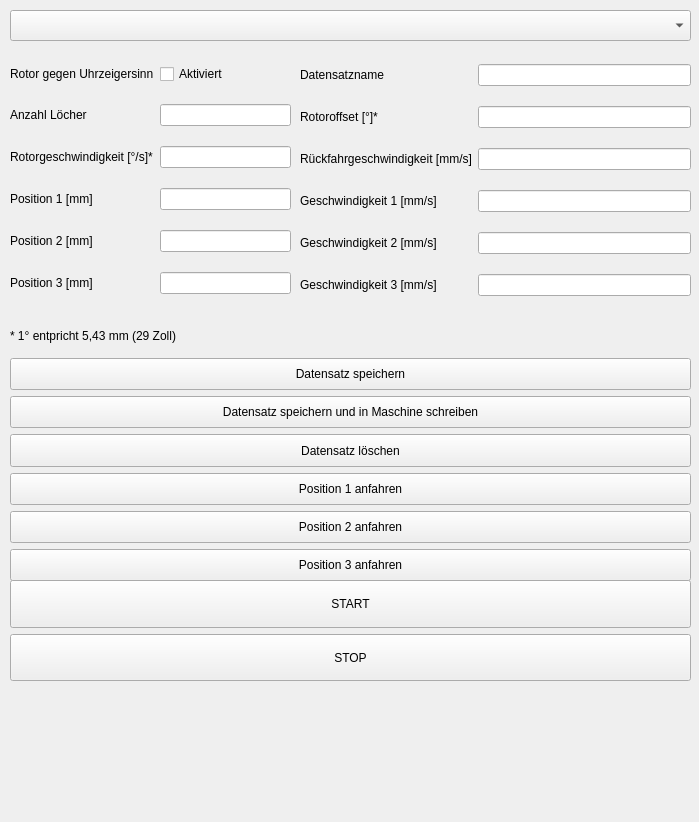
This is Interface.ui in sicheider/Bohrvorrichtung as Qt 5 draws it before an edit. The edited form follows.
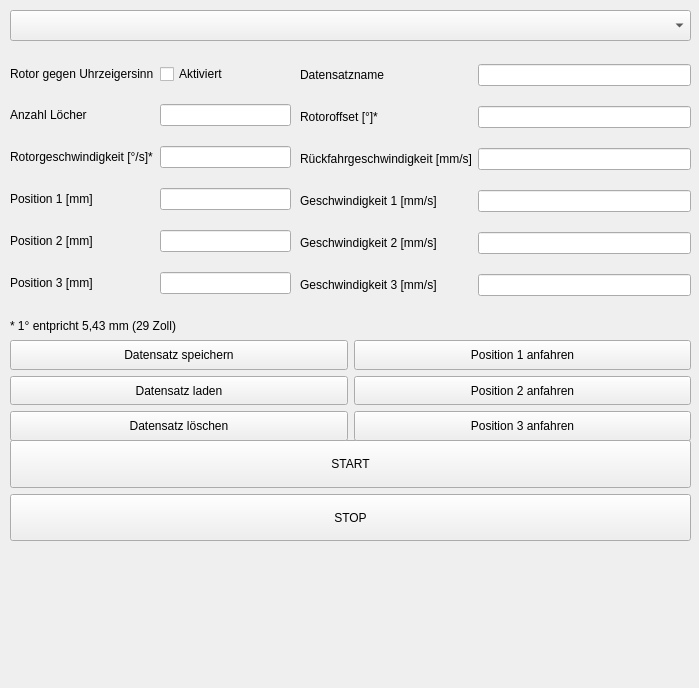
This is the edited form. Icons and pictures are not drawn.

Commit message: obere buttonliste verkleinert

Patch:
```diff
--- a/Interface.ui
+++ b/Interface.ui
@@ -7,7 +7,7 @@
     <x>0</x>
     <y>0</y>
     <width>699</width>
-    <height>822</height>
+    <height>688</height>
    </rect>
   </property>
   <property name="sizePolicy">
@@ -200,9 +200,9 @@
     <property name="geometry">
      <rect>
       <x>10</x>
-      <y>320</y>
+      <y>310</y>
       <width>681</width>
-      <height>261</height>
+      <height>31</height>
      </rect>
     </property>
     <layout class="QVBoxLayout" name="verticalLayout_2">
@@ -216,91 +216,13 @@
        </property>
       </widget>
      </item>
-     <item>
-      <widget class="QPushButton" name="saveDataButton">
-       <property name="sizePolicy">
-        <sizepolicy hsizetype="Minimum" vsizetype="Minimum">
-         <horstretch>0</horstretch>
-         <verstretch>0</verstretch>
-        </sizepolicy>
-       </property>
-       <property name="text">
-        <string>Datensatz speichern</string>
-       </property>
-      </widget>
-     </item>
-     <item>
-      <widget class="QPushButton" name="saveDataAndLoadButton">
-       <property name="sizePolicy">
-        <sizepolicy hsizetype="Minimum" vsizetype="Minimum">
-         <horstretch>0</horstretch>
-         <verstretch>0</verstretch>
-        </sizepolicy>
-       </property>
-       <property name="text">
-        <string>Datensatz speichern und in Maschine schreiben</string>
-       </property>
-      </widget>
-     </item>
-     <item>
-      <widget class="QPushButton" name="deleteDataButton">
-       <property name="sizePolicy">
-        <sizepolicy hsizetype="Minimum" vsizetype="Minimum">
-         <horstretch>0</horstretch>
-         <verstretch>0</verstretch>
-        </sizepolicy>
-       </property>
-       <property name="text">
-        <string>Datensatz löschen</string>
-       </property>
-      </widget>
-     </item>
-     <item>
-      <widget class="QPushButton" name="driveX1Button">
-       <property name="sizePolicy">
-        <sizepolicy hsizetype="Minimum" vsizetype="Minimum">
-         <horstretch>0</horstretch>
-         <verstretch>0</verstretch>
-        </sizepolicy>
-       </property>
-       <property name="text">
-        <string>Position 1 anfahren</string>
-       </property>
-      </widget>
-     </item>
-     <item>
-      <widget class="QPushButton" name="driveX2Button">
-       <property name="sizePolicy">
-        <sizepolicy hsizetype="Minimum" vsizetype="Minimum">
-         <horstretch>0</horstretch>
-         <verstretch>0</verstretch>
-        </sizepolicy>
-       </property>
-       <property name="text">
-        <string>Position 2 anfahren</string>
-       </property>
-      </widget>
-     </item>
-     <item>
-      <widget class="QPushButton" name="driveX3Button">
-       <property name="sizePolicy">
-        <sizepolicy hsizetype="Minimum" vsizetype="Minimum">
-         <horstretch>0</horstretch>
-         <verstretch>0</verstretch>
-        </sizepolicy>
-       </property>
-       <property name="text">
-        <string>Position 3 anfahren</string>
-       </property>
-      </widget>
-     </item>
     </layout>
    </widget>
    <widget class="QWidget" name="verticalLayoutWidget_3">
     <property name="geometry">
      <rect>
       <x>10</x>
-      <y>580</y>
+      <y>440</y>
       <width>681</width>
       <height>101</height>
      </rect>
@@ -338,7 +260,7 @@
     <property name="geometry">
      <rect>
       <x>20</x>
-      <y>680</y>
+      <y>540</y>
       <width>661</width>
       <height>131</height>
      </rect>
@@ -350,13 +272,104 @@
      <pixmap>schemaLineareinheitGui.png</pixmap>
     </property>
    </widget>
+   <widget class="QWidget" name="gridLayoutWidget_3">
+    <property name="geometry">
+     <rect>
+      <x>10</x>
+      <y>340</y>
+      <width>681</width>
+      <height>101</height>
+     </rect>
+    </property>
+    <layout class="QGridLayout" name="gridLayout_3">
+     <item row="0" column="1">
+      <widget class="QPushButton" name="driveX1Button">
+       <property name="sizePolicy">
+        <sizepolicy hsizetype="Minimum" vsizetype="Minimum">
+         <horstretch>0</horstretch>
+         <verstretch>0</verstretch>
+        </sizepolicy>
+       </property>
+       <property name="text">
+        <string>Position 1 anfahren</string>
+       </property>
+      </widget>
+     </item>
+     <item row="0" column="0">
+      <widget class="QPushButton" name="saveDataButton">
+       <property name="sizePolicy">
+        <sizepolicy hsizetype="Minimum" vsizetype="Minimum">
+         <horstretch>0</horstretch>
+         <verstretch>0</verstretch>
+        </sizepolicy>
+       </property>
+       <property name="text">
+        <string>Datensatz speichern</string>
+       </property>
+      </widget>
+     </item>
+     <item row="1" column="0">
+      <widget class="QPushButton" name="saveDataAndLoadButton">
+       <property name="sizePolicy">
+        <sizepolicy hsizetype="Minimum" vsizetype="Minimum">
+         <horstretch>0</horstretch>
+         <verstretch>0</verstretch>
+        </sizepolicy>
+       </property>
+       <property name="text">
+        <string>Datensatz laden</string>
+       </property>
+      </widget>
+     </item>
+     <item row="2" column="0">
+      <widget class="QPushButton" name="deleteDataButton">
+       <property name="sizePolicy">
+        <sizepolicy hsizetype="Minimum" vsizetype="Minimum">
+         <horstretch>0</horstretch>
+         <verstretch>0</verstretch>
+        </sizepolicy>
+       </property>
+       <property name="text">
+        <string>Datensatz löschen</string>
+       </property>
+      </widget>
+     </item>
+     <item row="1" column="1">
+      <widget class="QPushButton" name="driveX2Button">
+       <property name="sizePolicy">
+        <sizepolicy hsizetype="Minimum" vsizetype="Minimum">
+         <horstretch>0</horstretch>
+         <verstretch>0</verstretch>
+        </sizepolicy>
+       </property>
+       <property name="text">
+        <string>Position 2 anfahren</string>
+       </property>
+      </widget>
+     </item>
+     <item row="2" column="1">
+      <widget class="QPushButton" name="driveX3Button">
+       <property name="sizePolicy">
+        <sizepolicy hsizetype="Minimum" vsizetype="Minimum">
+         <horstretch>0</horstretch>
+         <verstretch>0</verstretch>
+        </sizepolicy>
+       </property>
+       <property name="text">
+        <string>Position 3 anfahren</string>
+       </property>
+      </widget>
+     </item>
+    </layout>
+   </widget>
    <zorder>verticalLayoutWidget</zorder>
    <zorder>gridLayoutWidget</zorder>
    <zorder>gridLayoutWidget_2</zorder>
    <zorder>verticalLayoutWidget_2</zorder>
    <zorder>verticalLayoutWidget_3</zorder>
    <zorder>label_2</zorder>
-   <zorder>label_8</zorder>
+   <zorder>gridLayoutWidget_3</zorder>
+   <zorder>saveDataAndLoadButton</zorder>
   </widget>
  </widget>
  <tabstops>
```
Left out of the diff: 6 changed lines with no effect on the pictures. The commit also changes 1 other file.
